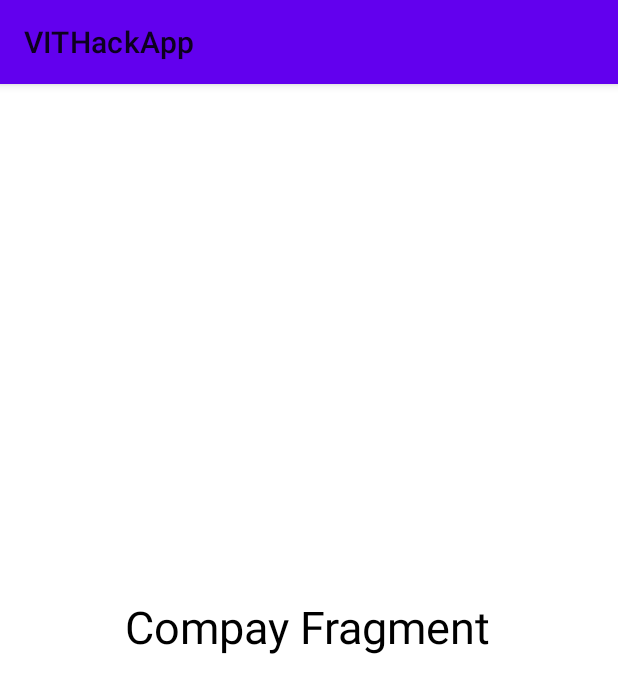
After one commit to VibhorChinda/VIT-Hack-App, an Android app: the CompanyDetailsFragment screen opened through its navigation route, on a phone screen of 412 x 824 dp. The commit adds this screen. Shown: the top 693 px of the screen. Run offline under Robolectric (Android 15) with nearby library versions, the phone set to English and light mode, and no system bars.

Commit message:
Completed SetUpProfile activity

```diff
--- a/app/src/main/java/com/benrostudios/vithackapp/data/models/User.kt
+++ b/app/src/main/java/com/benrostudios/vithackapp/data/models/User.kt
@@ -1,7 +1,4 @@
 package com.benrostudios.vithackapp.data.models
-
-
-import com.google.gson.annotations.SerializedName
 
 data class User(
     val company: String,
--- /dev/null
+++ b/app/src/main/java/com/benrostudios/vithackapp/ui/fragments/userDetails/CompanyDetailsFragment.kt
@@ -0,0 +1,17 @@
+package com.benrostudios.vithackapp.ui.fragments.userDetails
+
+import android.os.Bundle
+import androidx.fragment.app.Fragment
+import android.view.LayoutInflater
+import android.view.View
+import android.view.ViewGroup
+
+import com.benrostudios.vithackapp.R
+
+class CompanyDetailsFragment : Fragment() {
+
+    override fun onCreateView(inflater: LayoutInflater, container: ViewGroup?, savedInstanceState: Bundle?): View? {
+        return inflater.inflate(R.layout.fragment_company_details, container, false)
+    }
+
+}
--- a/app/src/main/java/com/benrostudios/vithackapp/ui/fragments/userDetails/generalDetails/GeneralDetailsForm.kt
+++ b/app/src/main/java/com/benrostudios/vithackapp/ui/fragments/userDetails/GeneralDetailsFormFragment.kt
@@ -1,6 +1,8 @@
-package com.benrostudios.vithackapp.ui.fragments.userDetails.generalDetails
+package com.benrostudios.vithackapp.ui.fragments.userDetails
 
-import androidx.lifecycle.ViewModelProviders
+import android.annotation.SuppressLint
+import android.content.Context
+import android.content.SharedPreferences
 import android.os.Bundle
 import androidx.fragment.app.Fragment
 import android.view.LayoutInflater
@@ -9,45 +11,48 @@ import android.view.ViewGroup
 import android.widget.Toast
 import androidx.navigation.NavController
 import androidx.navigation.Navigation
-
 import com.benrostudios.vithackapp.R
 import kotlinx.android.synthetic.main.general_details_form_fragment.*
 
-class GeneralDetailsForm : Fragment() {
+class GeneralDetailsFormFragment : Fragment() {
 
     private lateinit var navController: NavController
-    private lateinit var viewModel: GeneralDetailsFormViewModel
+    private lateinit var sharedPreference: SharedPreferences
+    private lateinit var editor: SharedPreferences.Editor
 
-    override fun onCreateView(
-        inflater: LayoutInflater, container: ViewGroup?,
-        savedInstanceState: Bundle?
-    ): View? {
+    override fun onCreateView(inflater: LayoutInflater, container: ViewGroup?, savedInstanceState: Bundle?): View? {
         return inflater.inflate(R.layout.general_details_form_fragment, container, false)
     }
 
     override fun onViewCreated(view: View, savedInstanceState: Bundle?) {
         super.onViewCreated(view, savedInstanceState)
         navController = Navigation.findNavController(view)
+        initialize()
     }
 
-    override fun onActivityCreated(savedInstanceState: Bundle?) {
-        super.onActivityCreated(savedInstanceState)
-
+    @SuppressLint("CommitPrefEdits")
+    private fun initialize() {
+        sharedPreference = this.requireActivity().getSharedPreferences("UserSharedPreference", Context.MODE_PRIVATE)
+        editor = sharedPreference.edit()
         submit_general_details_button.setOnClickListener {
             navigate()
         }
-        viewModel = ViewModelProviders.of(this).get(GeneralDetailsFormViewModel::class.java)
-        // TODO: Use the ViewModel
     }
 
     private fun navigate() {
         if (user_name_edit_text.text != null && user_name_edit_text.text.isNotEmpty() && phone_number_edit_text.text != null
             && phone_number_edit_text.text.isNotEmpty()) {
             if (vitian_check_box.isChecked) {
+                editor.putString("User Name", user_name_edit_text.text.toString())
+                editor.putString("Phone Number", phone_number_edit_text.text.toString())
+                editor.apply()
                 navController.navigate(R.id.action_generalDetailsForm_to_vitDetailsForm)
             }
             else {
-                Toast.makeText(context, "Check the text box", Toast.LENGTH_SHORT).show()
+                editor.putString("Registration Number", null)
+                editor.putString("Room Number", null)
+                editor.apply()
+                navController.navigate(R.id.action_generalDetailsForm_to_companyDetailsFragment)
             }
         }
         else {
--- /dev/null
+++ b/app/src/main/res/layout/fragment_company_details.xml
@@ -0,0 +1,22 @@
+<?xml version="1.0" encoding="utf-8"?>
+<androidx.constraintlayout.widget.ConstraintLayout xmlns:android="http://schemas.android.com/apk/res/android"
+    xmlns:app="http://schemas.android.com/apk/res-auto"
+    xmlns:tools="http://schemas.android.com/tools"
+    android:layout_width="match_parent"
+    android:layout_height="match_parent"
+    tools:context=".ui.fragments.userDetails.CompanyDetailsFragment">
+
+    <TextView
+        android:layout_width="wrap_content"
+        android:layout_height="wrap_content"
+        android:text="Compay Fragment"
+        android:textColor="@android:color/black"
+        android:textSize="30sp"
+        app:layout_constraintBottom_toBottomOf="parent"
+        app:layout_constraintEnd_toEndOf="parent"
+        app:layout_constraintHorizontal_bias="0.496"
+        app:layout_constraintStart_toStartOf="parent"
+        app:layout_constraintTop_toTopOf="parent"
+        app:layout_constraintVertical_bias="0.469" />
+
+</androidx.constraintlayout.widget.ConstraintLayout>
--- a/app/src/main/res/layout/general_details_form_fragment.xml
+++ b/app/src/main/res/layout/general_details_form_fragment.xml
@@ -4,7 +4,7 @@
     xmlns:tools="http://schemas.android.com/tools"
     android:layout_width="match_parent"
     android:layout_height="match_parent"
-    tools:context=".ui.fragments.userDetails.generalDetails.GeneralDetailsForm">
+    tools:context=".ui.fragments.userDetails.GeneralDetailsFormFragment">
 
 
     <EditText
--- a/app/src/main/res/layout/vit_details_form_fragment.xml
+++ b/app/src/main/res/layout/vit_details_form_fragment.xml
@@ -4,7 +4,7 @@
     xmlns:tools="http://schemas.android.com/tools"
     android:layout_width="match_parent"
     android:layout_height="match_parent"
-    tools:context=".ui.fragments.userDetails.vitDetails.VitDetailsForm">
+    tools:context=".ui.fragments.userDetails.VitDetailsFormFragment">
 
 
     <EditText
--- a/app/src/main/res/navigation/nav_graph_profile_setup.xml
+++ b/app/src/main/res/navigation/nav_graph_profile_setup.xml
@@ -7,16 +7,28 @@
 
     <fragment
         android:id="@+id/generalDetailsForm"
-        android:name="com.benrostudios.vithackapp.ui.fragments.userDetails.generalDetails.GeneralDetailsForm"
+        android:name="com.benrostudios.vithackapp.ui.fragments.userDetails.GeneralDetailsFormFragment"
         android:label="general_details_form_fragment"
         tools:layout="@layout/general_details_form_fragment" >
         <action
             android:id="@+id/action_generalDetailsForm_to_vitDetailsForm"
             app:destination="@id/vitDetailsForm" />
+        <action
+            android:id="@+id/action_generalDetailsForm_to_companyDetailsFragment"
+            app:destination="@id/companyDetailsFragment" />
     </fragment>
     <fragment
         android:id="@+id/vitDetailsForm"
-        android:name="com.benrostudios.vithackapp.ui.fragments.userDetails.vitDetails.VitDetailsForm"
+        android:name="com.benrostudios.vithackapp.ui.fragments.userDetails.VitDetailsFormFragment"
         android:label="vit_details_form_fragment"
-        tools:layout="@layout/vit_details_form_fragment" />
+        tools:layout="@layout/vit_details_form_fragment" >
+        <action
+            android:id="@+id/action_vitDetailsForm_to_companyDetailsFragment2"
+            app:destination="@id/companyDetailsFragment" />
+    </fragment>
+    <fragment
+        android:id="@+id/companyDetailsFragment"
+        android:name="com.benrostudios.vithackapp.ui.fragments.userDetails.CompanyDetailsFragment"
+        android:label="fragment_company_details"
+        tools:layout="@layout/fragment_company_details" />
 </navigation>
--- a/app/src/main/res/values/strings.xml
+++ b/app/src/main/res/values/strings.xml
@@ -13,4 +13,7 @@
     <string name="reg_number_title">Registration Number</string>
     <string name="room_number_title">Room Number</string>
     <string name="enter_details">Enter all the text fields</string>
+
+    <!-- TODO: Remove or change this placeholder text -->
+    <string name="hello_blank_fragment">Hello blank fragment</string>
 </resources>
```
Also changed, not shown: app/src/main/java/com/benrostudios/vithackapp/ui/fragments/userDetails/VitDetailsFormFragment.kt (added, +54 -0 lines), app/src/main/java/com/benrostudios/vithackapp/ui/fragments/userDetails/generalDetails/GeneralDetailsFormViewModel.kt (deleted, +0 -7 lines), app/src/main/java/com/benrostudios/vithackapp/ui/fragments/userDetails/vitDetails/VitDetailsForm.kt (deleted, +0 -33 lines), app/src/main/java/com/benrostudios/vithackapp/ui/fragments/userDetails/vitDetails/VitDetailsFormViewModel.kt (deleted, +0 -7 lines).
